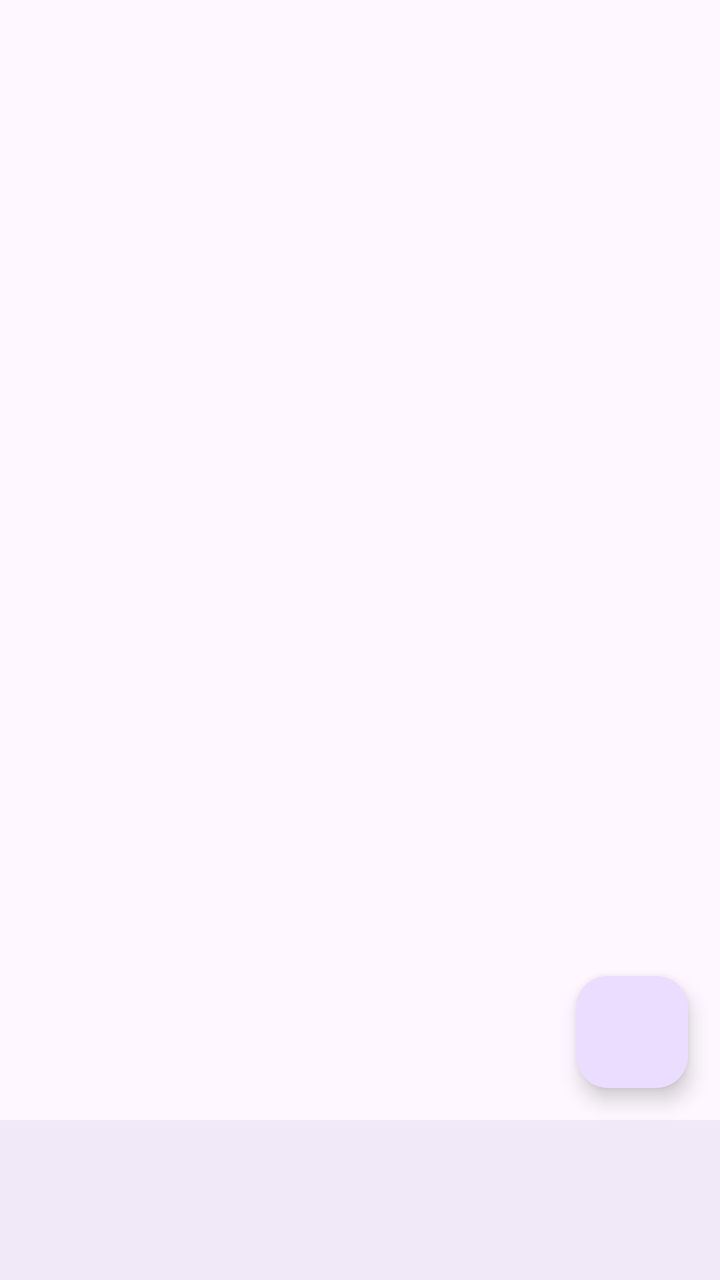
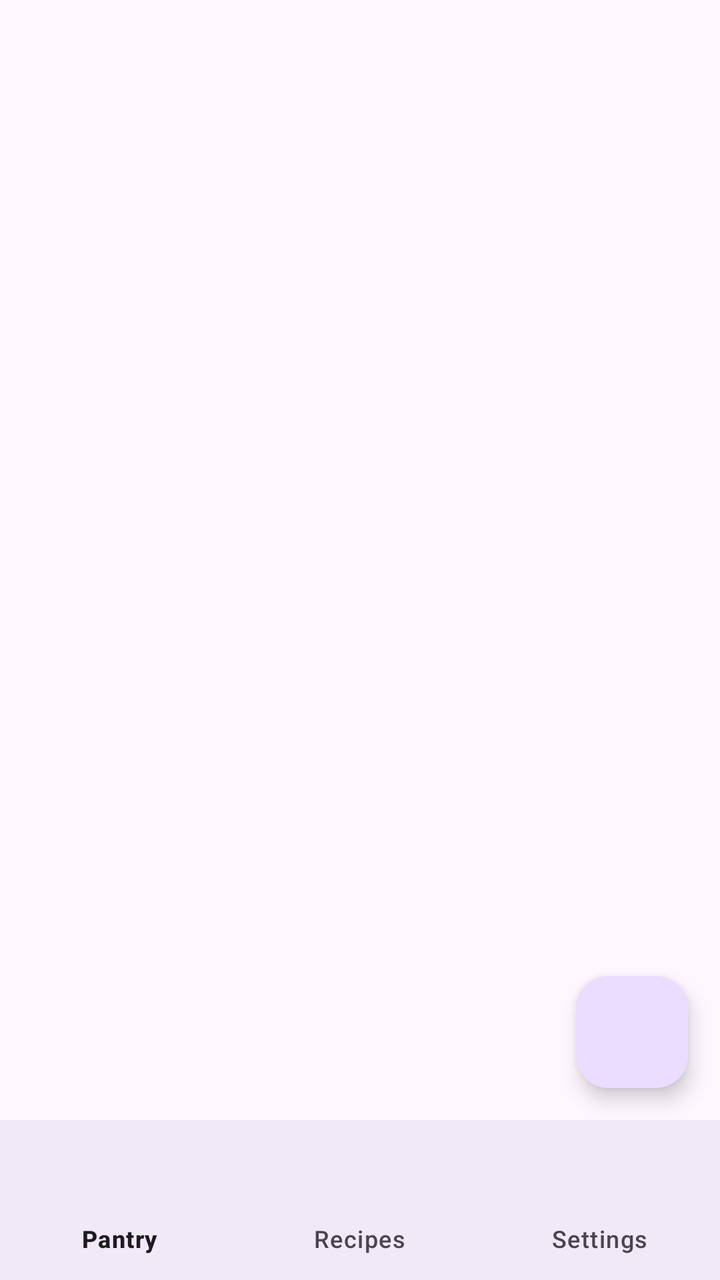

Compare the two renders of this Android layout. The source of the first and the diff that turns it into the second are given below.
<!-- AndroidManifest.xml: application theme Theme.SmartPantryManager -->
<!-- res/layout/activity_pantry_list.xml -->
<?xml version="1.0" encoding="utf-8"?>
<RelativeLayout xmlns:android="http://schemas.android.com/apk/res/android"
    android:layout_width="match_parent"
    android:layout_height="match_parent">

    <androidx.recyclerview.widget.RecyclerView
        android:id="@+id/recyclerViewPantry"
        android:layout_width="match_parent"
        android:layout_height="match_parent"
        android:layout_above="@id/bottomNavigationView" />

    <com.google.android.material.floatingactionbutton.FloatingActionButton
        android:id="@+id/fabAddIngredient"
        android:layout_width="wrap_content"
        android:layout_height="wrap_content"
        android:layout_above="@id/bottomNavigationView"
        android:layout_alignParentEnd="true"
        android:layout_margin="16dp"
        android:contentDescription="Add Ingredient" />

    <com.google.android.material.bottomnavigation.BottomNavigationView
        android:id="@+id/bottomNavigationView"
        android:layout_width="match_parent"
        android:layout_height="wrap_content"
        android:layout_alignParentBottom="true"
        android:background="?android:attr/windowBackground"
        android:menu="@menu/bottom_nav_menu" />
</RelativeLayout>
<!-- resources referenced by this layout -->
<resources>
  <style name="Theme.SmartPantryManager" parent="Base.Theme.SmartPantryManager" />
  <style name="Base.Theme.SmartPantryManager" parent="Theme.Material3.DayNight.NoActionBar">
          
          
      </style>
</resources>

<!-- the commit's change to res/layout/activity_pantry_list.xml (unified diff, before → after) -->
@@ -1,5 +1,6 @@
 <?xml version="1.0" encoding="utf-8"?>
 <RelativeLayout xmlns:android="http://schemas.android.com/apk/res/android"
+    xmlns:app="http://schemas.android.com/apk/res-auto"
     android:layout_width="match_parent"
     android:layout_height="match_parent">
 
@@ -24,5 +25,5 @@
         android:layout_height="wrap_content"
         android:layout_alignParentBottom="true"
         android:background="?android:attr/windowBackground"
-        android:menu="@menu/bottom_nav_menu" />
+        app:menu="@menu/bottom_nav_menu" />
 </RelativeLayout>
